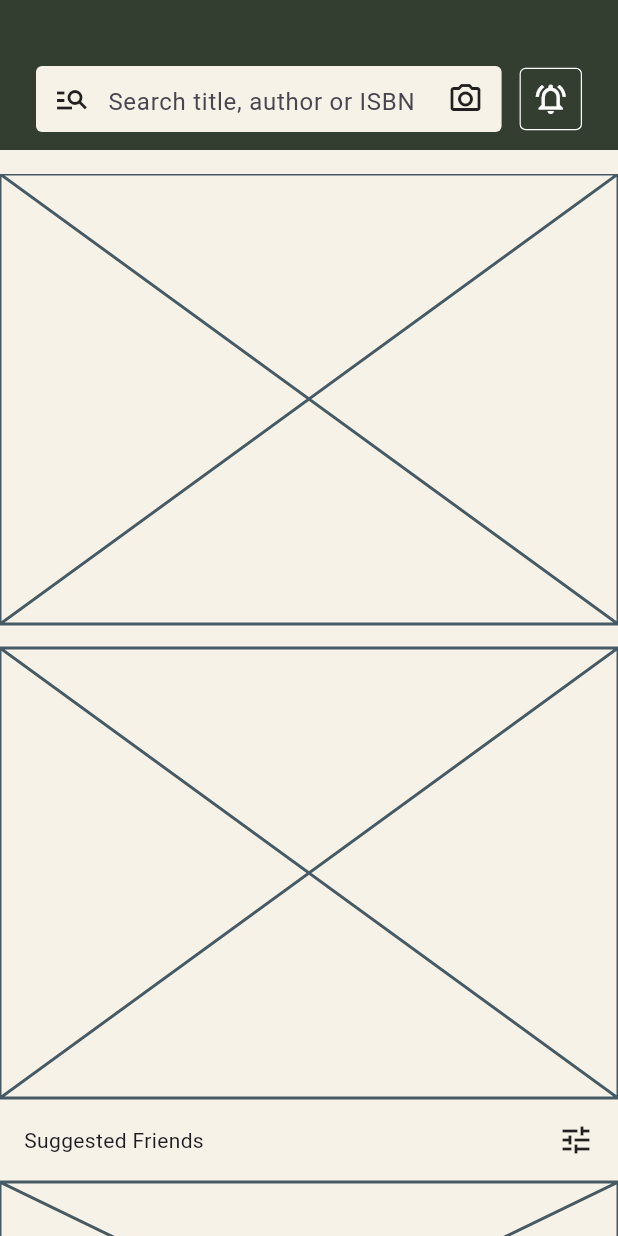
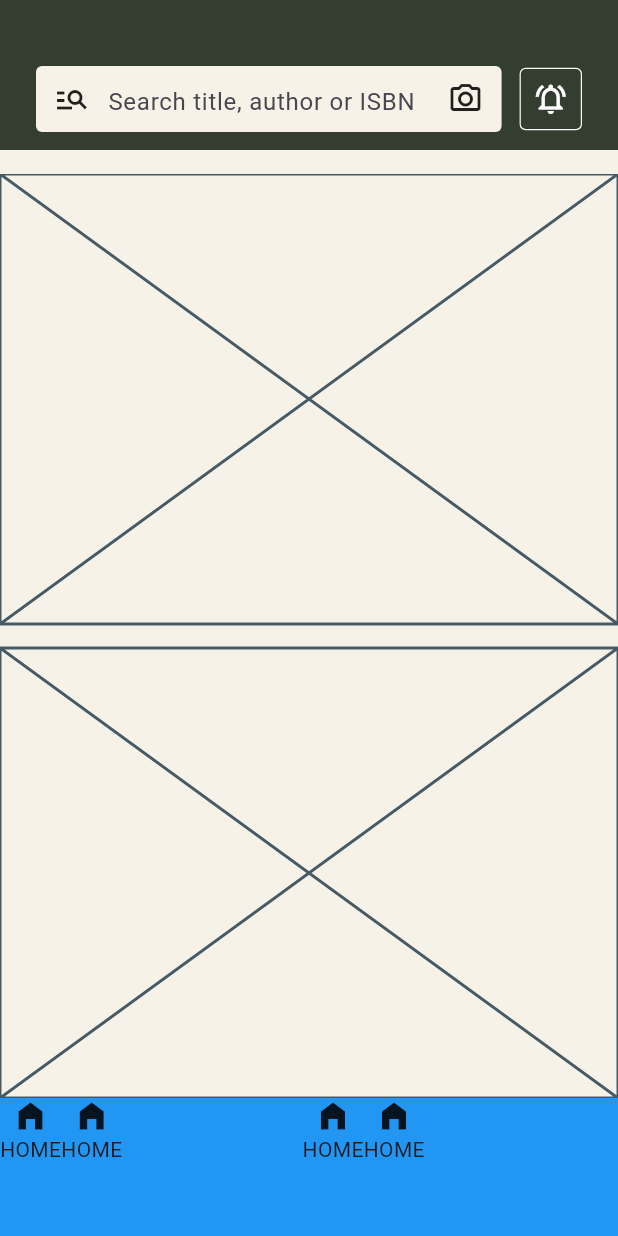
Before and after one commit to JAICHANGPARK/flutter_notebook_chapter_43, a Flutter app: the NewsFeedHomePage screen opened directly, on a phone screen of 412 x 824 dp. Run offline on Flutter 3.47's test engine with Material 3 defaults, Android fonts, the phone set to English and light mode, and no system bars; our stand-ins replace gap, hugeicons.

Commit message:
Update news_feed_home_page.dart

```diff
--- a/lib/ep2163_newsfeed_app/views/news_feed_home_page.dart
+++ b/lib/ep2163_newsfeed_app/views/news_feed_home_page.dart
@@ -125,6 +125,43 @@ class _NewsFeedHomePageState extends State<NewsFeedHomePage> {
               right: 0,
               child: Container(
                 height: 92,
+                color: Colors.blue,
+                child: Stack(
+                  children: [
+                    Row(
+                      children: [
+                        Column(
+                          children: [
+                            Icon(Icons.home_filled),
+                            Text("HOME"),
+                          ],
+                        ),
+                        Column(
+                          children: [
+                            Icon(Icons.home_filled),
+                            Text("HOME"),
+                          ],
+                        ),
+                        SizedBox(
+                          width: 120,
+                        ),
+                        Column(
+                          children: [
+                            Icon(Icons.home_filled),
+                            Text("HOME"),
+                          ],
+                        ),
+                        Column(
+                          children: [
+                            Icon(Icons.home_filled),
+                            Text("HOME"),
+                          ],
+                        ),
+
+                      ],
+                    ),
+                  ],
+                ),
               ),
             )
           ],
```
